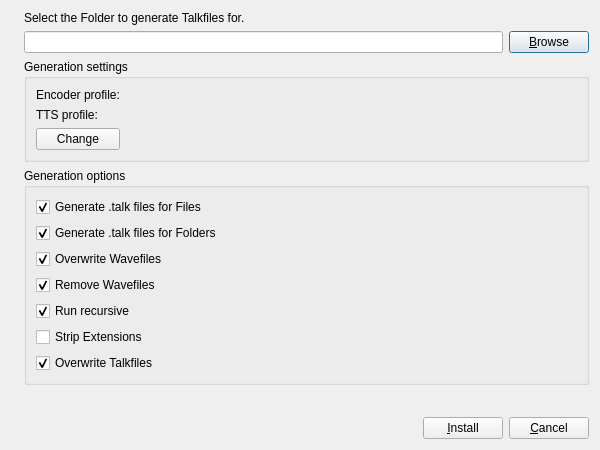
Before: the Qt Designer form rbutil/rbutilqt/installtalkfrm.ui in Rockbox-Chinese-Community/Rockbox-RCC, drawn with Qt 5.
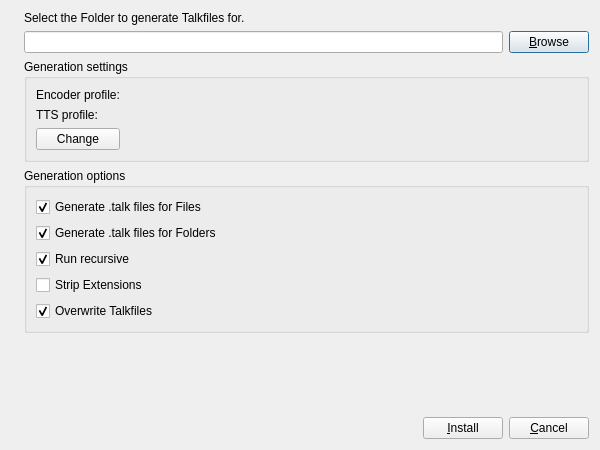
After: the same form once the commit is applied. Icons and pictures are not drawn.

Commit message: rbutil: improve talkfile generation. remove the options to keep and overwrite the wavfiles.

The edit to the form file:
```diff
--- a/rbutil/rbutilqt/installtalkfrm.ui
+++ b/rbutil/rbutilqt/installtalkfrm.ui
@@ -15,7 +15,7 @@
   <property name="windowTitle" >
    <string>Install Talk Files</string>
   </property>
-  <layout class="QGridLayout" >
+  <layout class="QGridLayout" name="gridLayout_2" >
    <item rowspan="6" row="0" column="0" >
     <widget class="QLabel" name="label" >
      <property name="text" >
@@ -103,28 +103,8 @@
      <property name="title" >
       <string>Generation options</string>
      </property>
-     <layout class="QGridLayout" >
-      <item row="2" column="0" >
-       <widget class="QCheckBox" name="OverwriteWav" >
-        <property name="text" >
-         <string>Overwrite Wavefiles</string>
-        </property>
-        <property name="checked" >
-         <bool>true</bool>
-        </property>
-       </widget>
-      </item>
-      <item row="3" column="0" >
-       <widget class="QCheckBox" name="RemoveWav" >
-        <property name="text" >
-         <string>Remove Wavefiles</string>
-        </property>
-        <property name="checked" >
-         <bool>true</bool>
-        </property>
-       </widget>
-      </item>
-      <item row="4" column="0" >
+     <layout class="QGridLayout" name="gridLayout" >
+      <item row="2" column="0" colspan="2" >
        <widget class="QCheckBox" name="recursive" >
         <property name="text" >
          <string>Run recursive</string>
@@ -134,7 +114,7 @@
         </property>
        </widget>
       </item>
-      <item row="5" column="0" >
+      <item row="3" column="0" colspan="2" >
        <widget class="QCheckBox" name="StripExtensions" >
         <property name="text" >
          <string>Strip Extensions</string>
@@ -144,7 +124,7 @@
         </property>
        </widget>
       </item>
-      <item row="6" column="0" >
+      <item row="4" column="0" colspan="2" >
        <widget class="QCheckBox" name="OverwriteTalk" >
         <property name="text" >
          <string>Overwrite Talkfiles</string>
```
Left out of the diff: 28 changed lines with no effect on the pictures. The commit also changes 4 other files.
